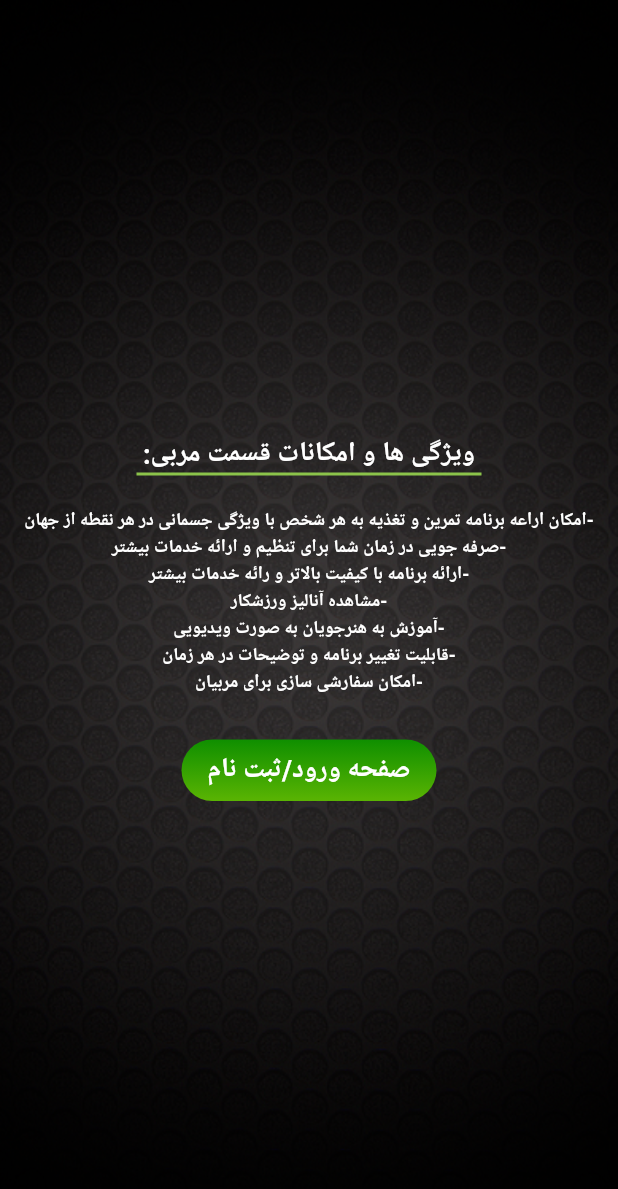
After one commit to HosseinAsadi/ArtMan, a Flutter app: the screen it shows after launch, after a tap on "ورود", on a phone screen of 412 x 824 dp. The commit adds this screen. Shown: the top 1189 px of the screen. Run offline on Flutter 3.47's test engine with Material 2 defaults, Android fonts, the phone set to English and light mode, and no system bars.

Commit message:
screen coach attrib explain(page 4 of pdf)

```diff
--- a/lib/main.dart
+++ b/lib/main.dart
@@ -1,5 +1,6 @@
 import 'package:flutter/material.dart';
 import 'screens/first-login.dart';
+import 'screens/coach-atributies-explanations.dart';
 
 void main() => runApp(MyApp());
 
@@ -10,7 +11,11 @@ class MyApp extends StatelessWidget {
     return MaterialApp(
       debugShowCheckedModeBanner: false,
       title: 'Art Man Project',
-      home: FirstLogin(),
+      initialRoute: '/',
+      routes: {
+        '/': (BuildContext context) => FirstLogin(),
+        '/coach-explan': (BuildContext context) => CoachExplan(),
+      },
     );
   }
 }
--- /dev/null
+++ b/lib/screens/coach-atributies-explanations.dart
@@ -0,0 +1,95 @@
+import 'package:flutter/material.dart';
+import 'package:art_man/utils/Strings.dart';
+
+class CoachExplan extends StatefulWidget{
+  @override
+  State<StatefulWidget> createState() {
+    // TODO: implement createState
+    return CE();
+  }
+}
+
+class CE extends State<CoachExplan>{
+  @override
+  Widget build(BuildContext context) {
+    // TODO: implement build
+    return Scaffold(body: setBackground());
+  }
+
+  Widget setBackground() => Container(
+    decoration: BoxDecoration(
+      image: DecorationImage(
+        image: AssetImage("assets/images/background.png"),
+        fit: BoxFit.cover,
+      ),
+    ),
+    child: body(),
+  );
+
+  Widget body() => Center(
+    child: Column(
+      mainAxisAlignment: MainAxisAlignment.center,
+      children: <Widget>[
+        Text(
+          Strings.TITLECOACHEXPLAN,
+          style: TextStyle(
+            color: Colors.white,
+            fontWeight: FontWeight.bold,
+            fontSize: 18
+          ),
+        ),
+
+        Container(
+          height: 2,
+          width: 230,
+          color: Colors.lightGreen,
+          margin: EdgeInsets.only(bottom: 20),
+        ),
+
+        Container(
+          padding: EdgeInsets.only(
+              left: 10,
+              right: 10
+          ),
+          child: Text(
+            Strings.COACHATRIBEXPLAN,
+            style: TextStyle(
+                color: Colors.white,
+                fontWeight: FontWeight.bold,
+                fontSize: 12,
+                height: 1.5
+            ),
+            textAlign: TextAlign.center,
+          ),
+        ),
+
+        button()
+      ],
+    )
+  );
+
+  Widget button() => Container(
+      width: 170,
+      margin: EdgeInsets.only(top: 30),
+      padding: EdgeInsets.only(top: 8, bottom: 8),
+      alignment: Alignment(0, 0),
+      decoration: BoxDecoration(
+          gradient: LinearGradient(
+              colors: [new Color(0xFF0F8F00), new Color(0xFF5AB403)],
+              begin: Alignment.topCenter,
+              end: Alignment.bottomCenter),
+          borderRadius: BorderRadius.circular(25)
+      ),
+      child: GestureDetector(
+        child: Text('صفحه ورود/ثبت نام',
+            style: TextStyle(
+                fontWeight: FontWeight.bold,
+                color: Colors.white,
+                fontSize: 18)
+        ),
+        onTap: (){
+
+        },
+      )
+  );
+}
--- a/lib/screens/first-login.dart
+++ b/lib/screens/first-login.dart
@@ -53,8 +53,7 @@ class FL extends State<FirstLogin> {
       height: 190,
       child: ListView.builder(
         itemCount: values.length,
-        scrollDirection: Axis.vertical,
-
+        physics: const NeverScrollableScrollPhysics(),
         itemBuilder: (BuildContext context, int index) {
           return InkWell(
             splashColor: Colors.blueAccent,
@@ -67,10 +66,10 @@ class FL extends State<FirstLogin> {
             child: new RadioItem(values[index]),
           );
         },
-      )
-  );
+      ));
 
-  Widget button() => Container(
+  Widget button() => GestureDetector(
+        child: Container(
             width: 200,
             padding: EdgeInsets.only(top: 10, bottom: 10),
             alignment: Alignment(0, 0),
@@ -79,13 +78,15 @@ class FL extends State<FirstLogin> {
                     colors: [new Color(0xFF0F8F00), new Color(0xFF5AB403)],
                     begin: Alignment.topCenter,
                     end: Alignment.bottomCenter),
-          borderRadius: BorderRadius.circular(25)
-        ),
+                borderRadius: BorderRadius.circular(25)),
             child: Text('ورود',
                 style: TextStyle(
                     fontWeight: FontWeight.bold,
                     color: Colors.white,
-                fontSize: 20)
-        ),
+                    fontSize: 20))),
+        onTap: () {
+          if (values[0].isSelected == true)
+            Navigator.pushNamed(context, '/coach-explan');
+        },
       );
 }
--- /dev/null
+++ b/lib/utils/Strings.dart
@@ -0,0 +1,12 @@
+
+
+class Strings {
+  static final String TITLECOACHEXPLAN = ":ویژگی ها و امکانات قسمت مربی";
+  static final String COACHATRIBEXPLAN = "امکان اراعه برنامه تمرین و تغذیه به هر شخص با ویژگی جسمانی در هر نقطه از جهان-\n" +
+      "صرفه جویی در زمان شما برای تنظیم و ارائه خدمات بیشتر-\n" +
+      "ارائه برنامه با کیفیت بالاتر و رائه خدمات بیشتر-\n" +
+      "مشاهده آنالیز ورزشکار-\n" +
+      "آموزش به هنرجویان به صورت ویدیویی-\n" +
+      "قابلیت تغییر برنامه و توضیحات در هر زمان-\n" +
+      "امکان سفارشی سازی برای مربیان-";
+}
```
Also changed, not shown: 1 other file. Lines whose indentation alone changed are shown as unchanged.
